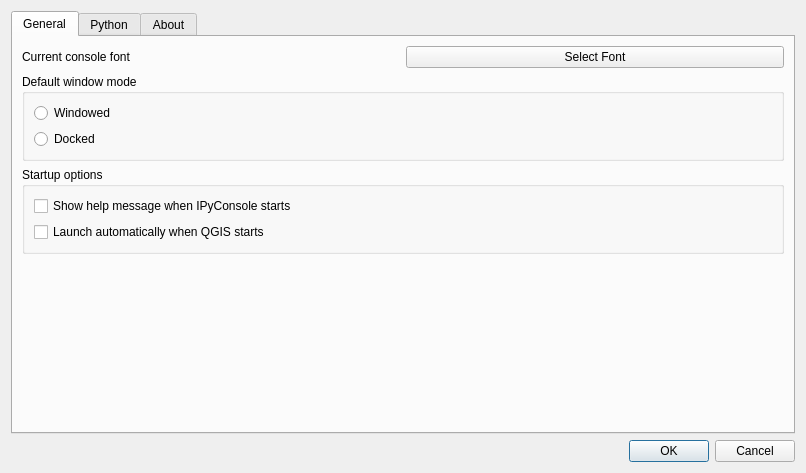
Above: Ui_SettingsDialog.ui from elpaso/qgis-ipythonconsole before the change. Below: the same form after it.
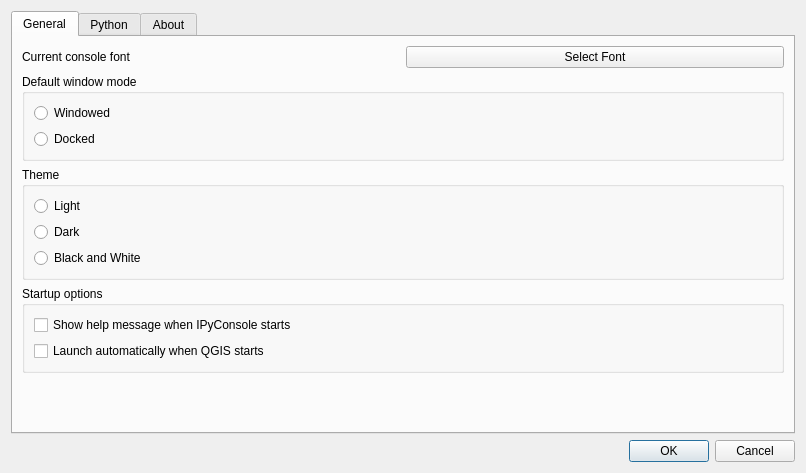
That is the form after the change. The open tabs and pages were chosen to show the change. Icons and pictures are not drawn.

Commit message: Adding dark mode and black and white theme functionality.

What changed in the file:
```diff
--- a/Ui_SettingsDialog.ui
+++ b/Ui_SettingsDialog.ui
@@ -112,6 +112,40 @@
              </layout>
             </widget>
            </item>
+           <item row="3" column="0" colspan="2">
+            <widget class="QGroupBox" name="groupBox">
+             <property name="title">
+              <string>Theme</string>
+             </property>
+             <layout class="QGridLayout" name="gridLayout_4">
+              <item row="0" column="0">
+               <layout class="QVBoxLayout" name="verticalLayout_5">
+                <item>
+                 <widget class="QRadioButton" name="lightTheme">
+                  <property name="text">
+                   <string>Light</string>
+                  </property>
+                 </widget>
+                </item>
+                <item>
+                 <widget class="QRadioButton" name="darkTheme">
+                  <property name="text">
+                   <string>Dark</string>
+                  </property>
+                 </widget>
+                </item>
+                <item>
+                 <widget class="QRadioButton" name="bwTheme">
+                  <property name="text">
+                   <string>Black and White</string>
+                  </property>
+                 </widget>
+                </item>
+               </layout>
+              </item>
+             </layout>
+            </widget>
+           </item>
           </layout>
          </item>
          <item row="7" column="0">
```
The commit also changes 1 other file.
